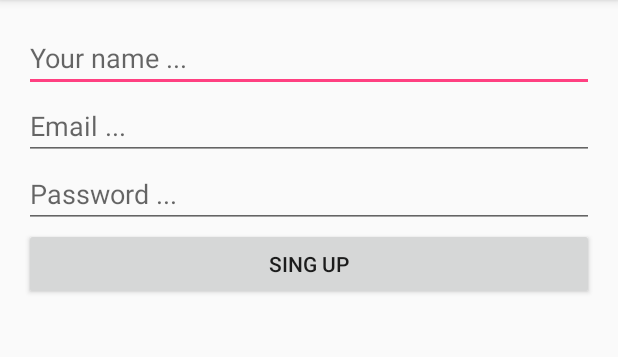
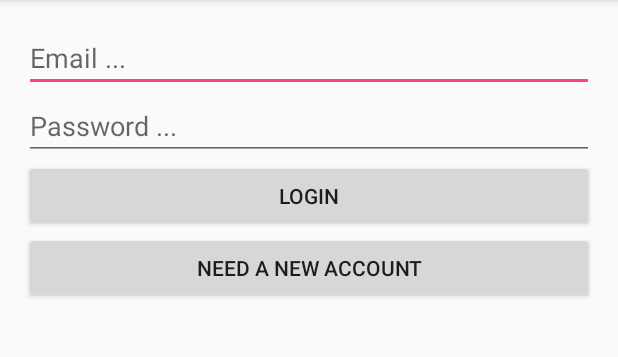
Before and after one commit to solandmedotru/SimpleBlog, an Android app: the screen it shows after launch (RegisterActivity before the commit, LoginActivity after it), on a phone screen of 412 x 824 dp, the part 84-441 px from its top. Run offline under Robolectric (Android 15) with nearby library versions, the light colour scheme and no system bars; our stand-ins replace Firebase (no records; nobody signed in at launch, a user with empty details on screens opened directly), Picasso; 1 statement that could not run was skipped.

Commit message:
created FireBase Login action

```diff
--- a/app/src/main/AndroidManifest.xml
+++ b/app/src/main/AndroidManifest.xml
@@ -18,7 +18,8 @@
             </intent-filter>
         </activity>
         <activity android:name=".PostActivity" />
-        <activity android:name=".RegisterActivity"></activity>
+        <activity android:name=".RegisterActivity" />
+        <activity android:name=".LoginActivity"></activity>
     </application>
 
 </manifest>
--- /dev/null
+++ b/app/src/main/java/ru/solandme/simpleblog/LoginActivity.java
@@ -0,0 +1,108 @@
+package ru.solandme.simpleblog;
+
+import android.content.Intent;
+import android.os.Bundle;
+import android.support.annotation.NonNull;
+import android.support.v7.app.AppCompatActivity;
+import android.text.TextUtils;
+import android.view.View;
+import android.widget.Button;
+import android.widget.EditText;
+import android.widget.Toast;
+
+import com.google.android.gms.tasks.OnCompleteListener;
+import com.google.android.gms.tasks.Task;
+import com.google.firebase.auth.AuthResult;
+import com.google.firebase.auth.FirebaseAuth;
+import com.google.firebase.database.DataSnapshot;
+import com.google.firebase.database.DatabaseError;
+import com.google.firebase.database.DatabaseReference;
+import com.google.firebase.database.FirebaseDatabase;
+import com.google.firebase.database.ValueEventListener;
+
+public class LoginActivity extends AppCompatActivity {
+
+    private EditText loginEmailField;
+    private EditText loginPasswordField;
+    private Button loginBtn;
+    private Button registerBtn;
+
+    private FirebaseAuth auth;
+    private DatabaseReference databaseRef;
+
+    @Override
+    protected void onCreate(Bundle savedInstanceState) {
+        super.onCreate(savedInstanceState);
+        setContentView(R.layout.activity_login);
+
+        auth = FirebaseAuth.getInstance();
+        databaseRef = FirebaseDatabase.getInstance().getReference().child("Users");
+
+        loginEmailField = (EditText) findViewById(R.id.loginEmailField);
+        loginPasswordField = (EditText) findViewById(R.id.loginPasswordField);
+
+        loginBtn = (Button) findViewById(R.id.loginBtn);
+        registerBtn = (Button) findViewById(R.id.registerBtn);
+
+        loginBtn.setOnClickListener(new View.OnClickListener() {
+            @Override
+            public void onClick(View v) {
+                checkLogin();
+            }
+        });
+
+        registerBtn.setOnClickListener(new View.OnClickListener() {
+            @Override
+            public void onClick(View v) {
+                Intent intent = new Intent(LoginActivity.this, RegisterActivity.class);
+                startActivity(intent);
+            }
+        });
+
+
+    }
+
+    private void checkLogin() {
+
+        String email = loginEmailField.getText().toString().trim();
+        String password = loginPasswordField.getText().toString().trim();
+
+        if (!TextUtils.isEmpty(email) && !TextUtils.isEmpty(password)) {
+            auth.signInWithEmailAndPassword(email, password)
+                    .addOnCompleteListener(this, new OnCompleteListener<AuthResult>() {
+                        @Override
+                        public void onComplete(@NonNull Task<AuthResult> task) {
+                            if (task.isSuccessful()) {
+                                checkUserExist();
+                            } else {
+                                Toast.makeText(LoginActivity.this, "Error Login", Toast.LENGTH_LONG).show();
+                            }
+                        }
+                    });
+        }
+
+
+    }
+
+    private void checkUserExist() {
+        final String user_id = auth.getCurrentUser().getUid();
+
+        databaseRef.addValueEventListener(new ValueEventListener() {
+            @Override
+            public void onDataChange(DataSnapshot dataSnapshot) {
+                if (dataSnapshot.hasChild(user_id)) {
+                    Intent mainIntent = new Intent(LoginActivity.this, MainActivity.class);
+                    mainIntent.setFlags(Intent.FLAG_ACTIVITY_CLEAR_TOP);
+                    startActivity(mainIntent);
+                } else {
+                    Toast.makeText(LoginActivity.this, "You need to setup your Account.", Toast.LENGTH_LONG).show();
+                }
+            }
+
+            @Override
+            public void onCancelled(DatabaseError databaseError) {
+
+            }
+        });
+    }
+}
--- a/app/src/main/java/ru/solandme/simpleblog/MainActivity.java
+++ b/app/src/main/java/ru/solandme/simpleblog/MainActivity.java
@@ -38,7 +38,7 @@ public class MainActivity extends AppCompatActivity {
             public void onAuthStateChanged(@NonNull FirebaseAuth firebaseAuth) {
                 if (firebaseAuth.getCurrentUser() == null) {
 
-                    Intent loginIntent = new Intent(MainActivity.this, RegisterActivity.class);
+                    Intent loginIntent = new Intent(MainActivity.this, LoginActivity.class);
                     loginIntent.setFlags(Intent.FLAG_ACTIVITY_CLEAR_TOP);
                     startActivity(loginIntent);
 
--- /dev/null
+++ b/app/src/main/res/layout/activity_login.xml
@@ -0,0 +1,46 @@
+<?xml version="1.0" encoding="utf-8"?>
+<RelativeLayout xmlns:android="http://schemas.android.com/apk/res/android"
+    xmlns:tools="http://schemas.android.com/tools"
+    android:id="@+id/activity_register"
+    android:layout_width="match_parent"
+    android:layout_height="match_parent"
+    android:paddingBottom="@dimen/activity_vertical_margin"
+    android:paddingLeft="@dimen/activity_horizontal_margin"
+    android:paddingRight="@dimen/activity_horizontal_margin"
+    android:paddingTop="@dimen/activity_vertical_margin"
+    tools:context="ru.solandme.simpleblog.RegisterActivity">
+
+    <EditText
+        android:id="@+id/loginEmailField"
+        android:layout_width="match_parent"
+        android:layout_height="wrap_content"
+        android:ems="10"
+        android:hint="@string/email"
+        android:inputType="textEmailAddress" />
+
+    <EditText
+        android:id="@+id/loginPasswordField"
+        android:layout_width="match_parent"
+        android:layout_height="wrap_content"
+        android:ems="10"
+        android:hint="@string/password"
+        android:inputType="textPassword"
+        android:layout_below="@+id/loginEmailField"
+        android:layout_alignParentStart="true" />
+
+    <Button
+        android:id="@+id/loginBtn"
+        android:layout_width="match_parent"
+        android:layout_height="wrap_content"
+        android:text="@string/login"
+        android:layout_below="@+id/loginPasswordField"
+        android:layout_alignParentStart="true" />
+
+    <Button
+        android:text="@string/need_a_new_account"
+        android:layout_width="match_parent"
+        android:layout_height="wrap_content"
+        android:id="@+id/registerBtn"
+        android:layout_below="@+id/loginBtn"
+        android:layout_alignParentStart="true" />
+</RelativeLayout>
--- a/app/src/main/res/values/strings.xml
+++ b/app/src/main/res/values/strings.xml
@@ -13,4 +13,6 @@
     <string name="password">Password ...</string>
     <string name="sing_up">Sing Up</string>
     <string name="logout">Log out</string>
+    <string name="login">Login</string>
+    <string name="need_a_new_account">Need a new Account</string>
 </resources>
```
